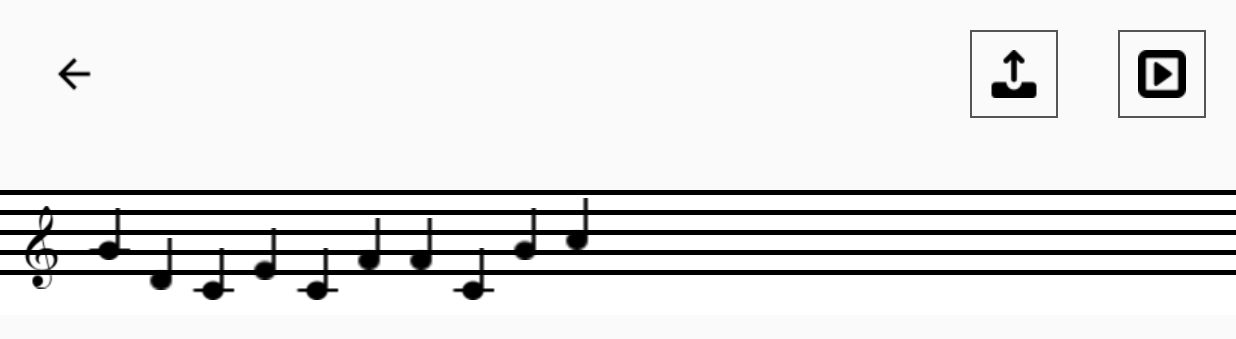
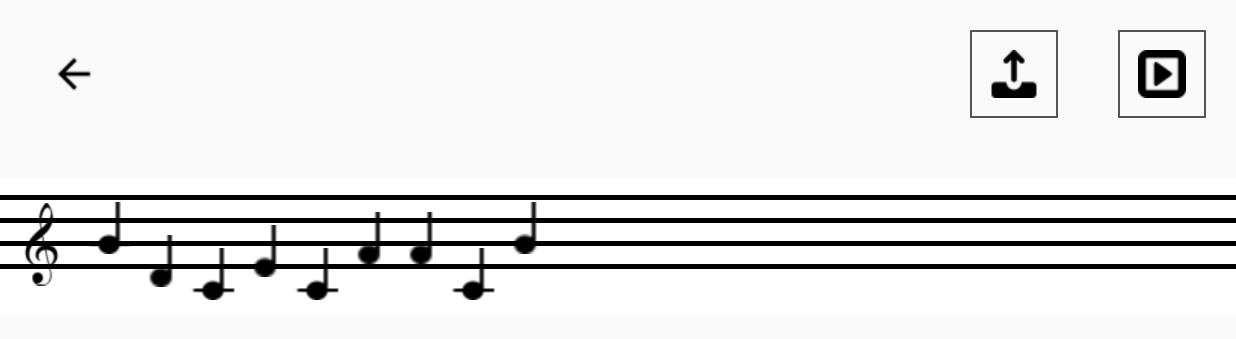
Before and after one commit to piamoTm/pianonew, an Android app: the MakeMusic screen opened directly, with no data from a screen before it, on a phone screen of 824 x 412 dp (held sideways). Shown: the top 339 px of the screen. Run offline under Robolectric (Android 15) with nearby library versions, the phone set to English and light mode, and no system bars.

Commit message:
ㄹㄹㄹ

```diff
--- a/app/src/main/java/com/example/pianoadroid/MakeMusic_RecyclerAdapter.java
+++ b/app/src/main/java/com/example/pianoadroid/MakeMusic_RecyclerAdapter.java
@@ -66,7 +66,7 @@ public class MakeMusic_RecyclerAdapter  extends RecyclerView.Adapter<MakeMusic_R
 
 
         RelativeLayout relative;
-        ImageView img0, img1, img2, img3, img4, img5, img6, img7, img8, img9, img10;
+        ImageView img0, img1, img2, img3, img4, img5, img6, img7, img8, img9;
 
 
         //RelativeLayout relative_1;
@@ -88,7 +88,7 @@ public class MakeMusic_RecyclerAdapter  extends RecyclerView.Adapter<MakeMusic_R
             img7 = itemView.findViewById(R.id.img7);
             img8 = itemView.findViewById(R.id.img8);
             img9 = itemView.findViewById(R.id.img9);
-            img10 = itemView.findViewById(R.id.img10);
+           // img10 = itemView.findViewById(R.id.img10);
 
 
             dp = itemView.getResources().getDisplayMetrics().density;
@@ -145,7 +145,7 @@ public class MakeMusic_RecyclerAdapter  extends RecyclerView.Adapter<MakeMusic_R
         // 계이름(도,레,..)을 받아오면 xml에 동적으로 계이름에 맞게 이미지를 설정함
         public void M_name(ArrayList<String> list, float dp){
 
-            //dp = getResources().getDisplayMetrics().density;
+            dp = itemView.getResources().getDisplayMetrics().density;
             // 이미지뷰의 레이아웃을 가로 35dp, 세로 35dp로 지정
             //layoutParams = new RelativeLayout.LayoutParams((int)(35*dp), (int)(35*dp));
 
@@ -168,32 +168,32 @@ public class MakeMusic_RecyclerAdapter  extends RecyclerView.Adapter<MakeMusic_R
                             // 이미지 크기 조절
                             layoutParams = new RelativeLayout.LayoutParams((int)(35*dp), (int)(35*dp));
                             layoutParams.addRule(RelativeLayout.ABOVE, R.id.view1);
+                            layoutParams.bottomMargin = (int)(7*dp);
                             layoutParams.addRule(RelativeLayout.RIGHT_OF, R.id.img0);
-                            layoutParams.bottomMargin = (int)(7*dp);
                             img1.setImageResource(R.drawable.do_icon);
 
                         }else if(list.get(0).equals("레")){
                             Log.e("0번째: ", "레");
                             layoutParams = new RelativeLayout.LayoutParams((int)(35*dp), (int)(35*dp));
+                            layoutParams.addRule(RelativeLayout.ABOVE, R.id.view2);
                             layoutParams.addRule(RelativeLayout.RIGHT_OF, R.id.img0);
-                            layoutParams.addRule(RelativeLayout.ABOVE, R.id.view2);
 
                         }else if(list.get(0).equals("미")){
                             layoutParams = new RelativeLayout.LayoutParams((int)(35*dp), (int)(35*dp));
                             layoutParams.addRule(RelativeLayout.ABOVE, R.id.view2);
+                            layoutParams.bottomMargin = (int)(7*dp);
                             layoutParams.addRule(RelativeLayout.RIGHT_OF, R.id.img0);
-                            layoutParams.bottomMargin = (int)(7*dp);
 
                         }else if(list.get(0).equals("파")){
                             layoutParams = new RelativeLayout.LayoutParams((int)(35*dp), (int)(35*dp));
+                            layoutParams.addRule(RelativeLayout.ABOVE, R.id.view3);
                             layoutParams.addRule(RelativeLayout.RIGHT_OF, R.id.img0);
-                            layoutParams.addRule(RelativeLayout.ABOVE, R.id.view3);
 
                         }else if(list.get(0).equals("솔")){
                             layoutParams = new RelativeLayout.LayoutParams((int)(35*dp), (int)(35*dp));
                             layoutParams.addRule(RelativeLayout.ABOVE, R.id.view3);
+                            layoutParams.bottomMargin = (int)(7*dp);
                             layoutParams.addRule(RelativeLayout.RIGHT_OF, R.id.img0);
-                            layoutParams.bottomMargin = (int)(7*dp);
 
                         }else if(list.get(0).equals("라")){
                             layoutParams = new RelativeLayout.LayoutParams((int)(35*dp), (int)(35*dp));
@@ -203,9 +203,8 @@ public class MakeMusic_RecyclerAdapter  extends RecyclerView.Adapter<MakeMusic_R
                         }else if(list.get(0).equals("시")){
                             layoutParams = new RelativeLayout.LayoutParams((int)(35*dp), (int)(35*dp));
                             layoutParams.addRule(RelativeLayout.ABOVE, R.id.view3);
+                            layoutParams.bottomMargin = (int)(7*dp);
                             layoutParams.addRule(RelativeLayout.RIGHT_OF, R.id.img0);
-                            layoutParams.bottomMargin = (int)(7*dp);
-
                         }
 
                         img1.setVisibility(View.VISIBLE);
@@ -608,57 +607,57 @@ public class MakeMusic_RecyclerAdapter  extends RecyclerView.Adapter<MakeMusic_R
 
                         img9.setVisibility(View.VISIBLE);
                         img9.setLayoutParams(layoutParams);
-
-                    }else if(i == 9){
-                        Log.e("배열 9번째: ", list.get(9));
-
-                        if(list.get(9).equals("도")){
-                            // 이미지 크기 조절
-                            layoutParams = new RelativeLayout.LayoutParams((int)(35*dp), (int)(35*dp));
-                            layoutParams.addRule(RelativeLayout.ABOVE, R.id.view1);
-                            layoutParams.addRule(RelativeLayout.RIGHT_OF, R.id.img9);
-                            layoutParams.bottomMargin = (int)(7*dp);
-                            img10.setImageResource(R.drawable.do_icon);
-
-                        }else if(list.get(9).equals("레")){
-                            layoutParams = new RelativeLayout.LayoutParams((int)(35*dp), (int)(35*dp));
-                            layoutParams.addRule(RelativeLayout.ABOVE, R.id.view2);
-                            layoutParams.addRule(RelativeLayout.RIGHT_OF, R.id.img9);
-
-                        }else if(list.get(9).equals("미")){
-                            layoutParams = new RelativeLayout.LayoutParams((int)(35*dp), (int)(35*dp));
-                            layoutParams.addRule(RelativeLayout.ABOVE, R.id.view2);
-                            layoutParams.addRule(RelativeLayout.RIGHT_OF, R.id.img9);
-                            layoutParams.bottomMargin = (int)(7*dp);
-
-
-                        }else if(list.get(9).equals("파")){
-                            layoutParams = new RelativeLayout.LayoutParams((int)(35*dp), (int)(35*dp));
-                            layoutParams.addRule(RelativeLayout.ABOVE, R.id.view3);
-                            layoutParams.addRule(RelativeLayout.RIGHT_OF, R.id.img9);
-
-                        }else if(list.get(9).equals("솔")){
-                            layoutParams = new RelativeLayout.LayoutParams((int)(35*dp), (int)(35*dp));
-                            layoutParams.addRule(RelativeLayout.ABOVE, R.id.view3);
-                            layoutParams.addRule(RelativeLayout.RIGHT_OF, R.id.img9);
-                            layoutParams.bottomMargin = (int)(7*dp);
-
-                        }else if(list.get(9).equals("라")){
-                            layoutParams = new RelativeLayout.LayoutParams((int)(35*dp), (int)(35*dp));
-                            layoutParams.addRule(RelativeLayout.ABOVE, R.id.view4);
-                            layoutParams.addRule(RelativeLayout.RIGHT_OF, R.id.img9);
-
-                        }else if(list.get(9).equals("시")){
-                            layoutParams = new RelativeLayout.LayoutParams((int)(35*dp), (int)(35*dp));
-                            layoutParams.addRule(RelativeLayout.ABOVE, R.id.view3);
-                            layoutParams.addRule(RelativeLayout.RIGHT_OF, R.id.img9);
-                            layoutParams.bottomMargin = (int)(7*dp);
-
-                        }
-
-                        img10.setVisibility(View.VISIBLE);
-                        img10.setLayoutParams(layoutParams);
                     }
+//                else if(i == 9){
+//                    Log.e("배열 9번째: ", list.get(9));
+//
+//                    if(list.get(9).equals("도")){
+//                        // 이미지 크기 조절
+//                        layoutParams = new RelativeLayout.LayoutParams((int)(35*dp), (int)(35*dp));
+//                        layoutParams.addRule(RelativeLayout.ABOVE, R.id.view1);
+//                        layoutParams.addRule(RelativeLayout.RIGHT_OF, R.id.img9);
+//                        layoutParams.bottomMargin = (int)(7*dp);
+//                        img10.setImageResource(R.drawable.do_icon);
+//
+//                    }else if(list.get(9).equals("레")){
+//                        layoutParams = new RelativeLayout.LayoutParams((int)(35*dp), (int)(35*dp));
+//                        layoutParams.addRule(RelativeLayout.ABOVE, R.id.view2);
+//                        layoutParams.addRule(RelativeLayout.RIGHT_OF, R.id.img9);
+//
+//                    }else if(list.get(9).equals("미")){
+//                        layoutParams = new RelativeLayout.LayoutParams((int)(35*dp), (int)(35*dp));
+//                        layoutParams.addRule(RelativeLayout.ABOVE, R.id.view2);
+//                        layoutParams.addRule(RelativeLayout.RIGHT_OF, R.id.img9);
+//                        layoutParams.bottomMargin = (int)(7*dp);
+//
+//
+//                    }else if(list.get(9).equals("파")){
+//                        layoutParams = new RelativeLayout.LayoutParams((int)(35*dp), (int)(35*dp));
+//                        layoutParams.addRule(RelativeLayout.ABOVE, R.id.view3);
+//                        layoutParams.addRule(RelativeLayout.RIGHT_OF, R.id.img9);
+//
+//                    }else if(list.get(9).equals("솔")){
+//                        layoutParams = new RelativeLayout.LayoutParams((int)(35*dp), (int)(35*dp));
+//                        layoutParams.addRule(RelativeLayout.ABOVE, R.id.view3);
+//                        layoutParams.addRule(RelativeLayout.RIGHT_OF, R.id.img9);
+//                        layoutParams.bottomMargin = (int)(7*dp);
+//
+//                    }else if(list.get(9).equals("라")){
+//                        layoutParams = new RelativeLayout.LayoutParams((int)(35*dp), (int)(35*dp));
+//                        layoutParams.addRule(RelativeLayout.ABOVE, R.id.view4);
+//                        layoutParams.addRule(RelativeLayout.RIGHT_OF, R.id.img9);
+//
+//                    }else if(list.get(9).equals("시")){
+//                        layoutParams = new RelativeLayout.LayoutParams((int)(35*dp), (int)(35*dp));
+//                        layoutParams.addRule(RelativeLayout.ABOVE, R.id.view3);
+//                        layoutParams.addRule(RelativeLayout.RIGHT_OF, R.id.img9);
+//                        layoutParams.bottomMargin = (int)(7*dp);
+//
+//                    }
+//
+//                    img10.setVisibility(View.VISIBLE);
+//                    img10.setLayoutParams(layoutParams);
+//                }
 
                 }
 
--- a/app/src/main/res/layout/activity_music_score.xml
+++ b/app/src/main/res/layout/activity_music_score.xml
@@ -149,7 +149,7 @@
 
 
     <ImageView
-
+        android:visibility="invisible"
         android:id="@+id/img1"
         android:layout_toRightOf="@+id/img0"
         android:layout_above="@+id/view1"
@@ -161,7 +161,7 @@
 
 
     <ImageView
-
+        android:visibility="invisible"
         android:id="@+id/img2"
         android:layout_toRightOf="@+id/img1"
         android:layout_above="@+id/view2"
@@ -171,7 +171,7 @@
         android:src="@drawable/music_icon" />
 
     <ImageView
-
+        android:visibility="invisible"
         android:layout_marginBottom="7dp"
         android:id="@+id/img3"
         android:layout_toRightOf="@+id/img2"
--- a/app/src/main/res/layout/recycleritem_makenote.xml
+++ b/app/src/main/res/layout/recycleritem_makenote.xml
@@ -20,7 +20,7 @@
         android:id="@+id/line1"
         android:layout_above="@+id/view1"
         android:layout_width="match_parent"
-        android:layout_height="10dp"
+        android:layout_height="12dp"
         android:background="#ffff">
     </View>
 
@@ -37,7 +37,7 @@
         android:id="@+id/line2"
         android:layout_above="@+id/view2"
         android:layout_width="wrap_content"
-        android:layout_height="10dp"
+        android:layout_height="12dp"
         android:background="#ffff"
         />
 
@@ -55,7 +55,7 @@
         android:id="@+id/line3"
         android:layout_above="@+id/view3"
         android:layout_width="wrap_content"
-        android:layout_height="10dp"
+        android:layout_height="12dp"
         android:background="#ffff"
         />
 
@@ -71,7 +71,7 @@
         android:id="@+id/line4"
         android:layout_above="@+id/view4"
         android:layout_width="wrap_content"
-        android:layout_height="10dp"
+        android:layout_height="12dp"
         android:background="#ffff"
         />
 
@@ -87,7 +87,7 @@
         android:id="@+id/line5"
         android:layout_above="@+id/view5"
         android:layout_width="wrap_content"
-        android:layout_height="10dp"
+        android:layout_height="12dp"
         android:background="#ffff"
         />
 
@@ -103,7 +103,7 @@
         android:id="@+id/line6"
         android:layout_above="@+id/view6"
         android:layout_width="wrap_content"
-        android:layout_height="10dp"
+        android:layout_height="12dp"
         android:background="#ffff"
         />
 
@@ -156,6 +156,7 @@
         android:layout_width="35dp"
         android:layout_height="35dp"
         android:layout_marginBottom="7dp"
+        android:layout_marginRight="22dp"
         android:src="@drawable/do_icon" />
 
 
@@ -166,6 +167,7 @@
         android:layout_above="@+id/view2"
         android:layout_width="35dp"
         android:layout_height="35dp"
+        android:layout_marginRight="22dp"
         android:src="@drawable/music_icon" />
 
     <ImageView
@@ -176,6 +178,7 @@
         android:layout_above="@+id/view2"
         android:layout_width="35dp"
         android:layout_height="35dp"
+        android:layout_marginRight="22dp"
         android:src="@drawable/music_icon" />
 
     <ImageView
@@ -185,6 +188,7 @@
         android:layout_above="@+id/view3"
         android:layout_width="35dp"
         android:layout_height="35dp"
+        android:layout_marginRight="22dp"
         android:src="@drawable/music_icon" />
 
     <ImageView
@@ -195,6 +199,7 @@
         android:layout_above="@+id/view3"
         android:layout_width="35dp"
         android:layout_height="35dp"
+        android:layout_marginRight="22dp"
         android:src="@drawable/music_icon" />
 
     <ImageView
@@ -204,6 +209,7 @@
         android:layout_above="@+id/view4"
         android:layout_width="35dp"
         android:layout_height="35dp"
+        android:layout_marginRight="22dp"
         android:src="@drawable/music_icon" />
 
     <ImageView
@@ -214,6 +220,7 @@
         android:layout_above="@+id/view1"
         android:layout_width="35dp"
         android:layout_height="35dp"
+        android:layout_marginRight="22dp"
         android:src="@drawable/music_icon" />
 
     <ImageView
@@ -223,6 +230,7 @@
         android:layout_above="@+id/view2"
         android:layout_width="35dp"
         android:layout_height="35dp"
+        android:layout_marginRight="22dp"
         android:src="@drawable/music_icon" />
 
     <ImageView
@@ -233,17 +241,10 @@
         android:layout_above="@+id/view2"
         android:layout_width="35dp"
         android:layout_height="35dp"
-        android:src="@drawable/music_icon" />
-
-    <ImageView
-        android:visibility="invisible"
-        android:id="@+id/img10"
-        android:layout_toRightOf="@+id/img9"
-        android:layout_above="@+id/view1"
-        android:layout_width="35dp"
-        android:layout_height="35dp"
+        android:layout_marginRight="22dp"
         android:src="@drawable/music_icon" />
 
 
 
+
 </RelativeLayout>
```
